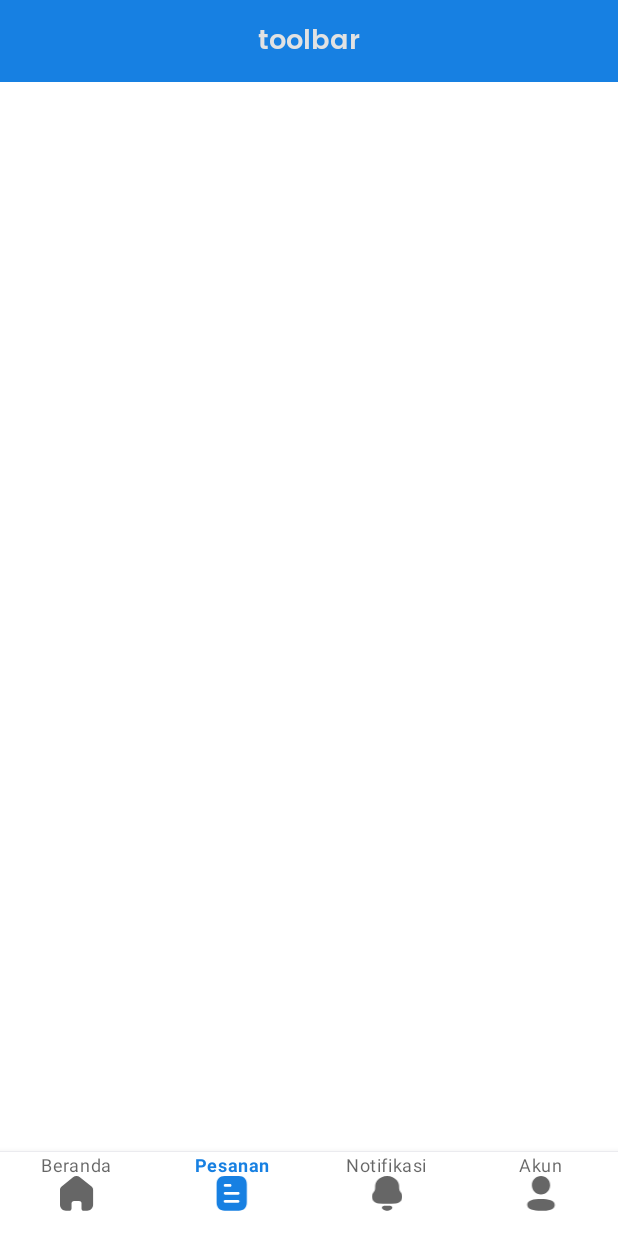
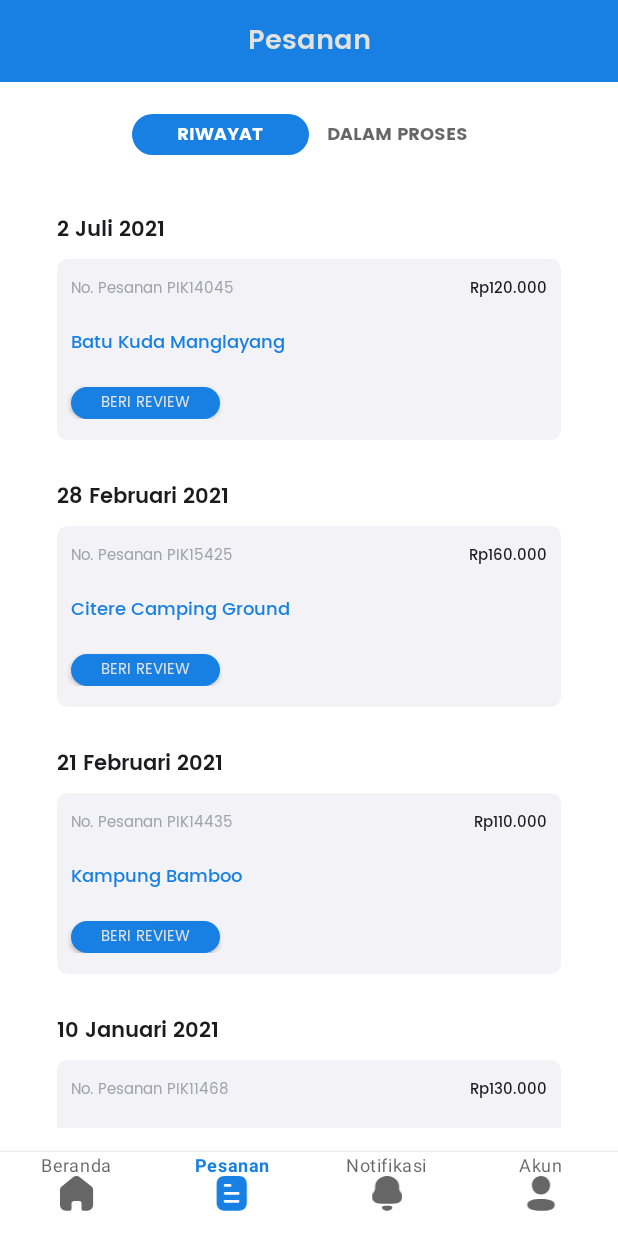
Before and after one commit to mrrezkii/Android-Kotlin-TugasDTS-AppSederhana, an Android app: the PesananFragment screen opened through its navigation route, on a phone screen of 412 x 824 dp. Run offline under Robolectric (Android 15) with nearby library versions, the phone set to English and light mode, and no system bars; our stand-ins replace navigation-ui.

```diff
--- /dev/null
+++ b/app/src/main/java/com/mrrezki/aplikasisederhana/data/model/ArticelModel.kt
@@ -0,0 +1,7 @@
+package com.esdsquad.piknik.data.model
+
+data class ArticelModel(
+    val id: Int,
+    val judul: String,
+    val photo: String
+)
--- /dev/null
+++ b/app/src/main/java/com/mrrezki/aplikasisederhana/data/model/RiwayatModel.kt
@@ -0,0 +1,9 @@
+package com.esdsquad.piknik.data.model
+
+data class RiwayatModel(
+    val id: Int,
+    val tanggal: String,
+    val no_pesanan: String,
+    val harga: String,
+    val wisata: String
+)
--- /dev/null
+++ b/app/src/main/java/com/mrrezki/aplikasisederhana/data/view/adapter/PesananAdapter.kt
@@ -0,0 +1,26 @@
+package com.mrrezki.aplikasisederhana.data.view.adapter
+
+import androidx.fragment.app.Fragment
+import androidx.fragment.app.FragmentManager
+import androidx.lifecycle.Lifecycle
+import androidx.viewpager2.adapter.FragmentStateAdapter
+import com.mrrezki.aplikasisederhana.data.view.fragment.pesanan.DalamPesananFragment
+import com.mrrezki.aplikasisederhana.data.view.fragment.pesanan.RiwayatPesananFragment
+
+class PesananAdapter(
+    fragmentManager: FragmentManager, lifecycle: Lifecycle
+) : FragmentStateAdapter(fragmentManager, lifecycle) {
+
+    private val fragments: ArrayList<Fragment> = arrayListOf(
+        RiwayatPesananFragment(), DalamPesananFragment(),
+    )
+
+    override fun getItemCount(): Int {
+        return fragments.size
+    }
+
+    override fun createFragment(position: Int): Fragment {
+        return fragments[position]
+    }
+
+}
--- /dev/null
+++ b/app/src/main/java/com/mrrezki/aplikasisederhana/data/view/adapter/RiwayatAdapter.kt
@@ -0,0 +1,38 @@
+package com.mrrezki.aplikasisederhana.data.view.adapter
+
+import android.view.LayoutInflater
+import android.view.ViewGroup
+import androidx.recyclerview.widget.RecyclerView
+import com.esdsquad.piknik.data.model.RiwayatModel
+import com.mrrezki.aplikasisederhana.databinding.AdapterListRiwayatBinding
+
+class RiwayatAdapter(
+    var riwayats: ArrayList<RiwayatModel>
+) : RecyclerView.Adapter<RiwayatAdapter.ViewHolder>() {
+
+
+    class ViewHolder(val binding: AdapterListRiwayatBinding) : RecyclerView.ViewHolder(binding.root)
+
+
+    override fun onCreateViewHolder(parent: ViewGroup, viewType: Int) = ViewHolder(
+        AdapterListRiwayatBinding.inflate(LayoutInflater.from(parent.context), parent, false)
+    )
+
+    override fun onBindViewHolder(holder: ViewHolder, position: Int) {
+        val riwayat = riwayats[position]
+        holder.binding.tvTanggal.text = riwayat.tanggal
+        holder.binding.tvNoPesanan.text = riwayat.no_pesanan
+        holder.binding.tvHarga.text = riwayat.harga
+        holder.binding.tvTempat.text = riwayat.wisata
+
+    }
+
+    override fun getItemCount() = riwayats.size
+
+    fun setData(data: List<RiwayatModel>) {
+        riwayats.clear()
+        riwayats.addAll(data)
+        notifyDataSetChanged()
+    }
+
+}
--- a/app/src/main/java/com/mrrezki/aplikasisederhana/data/view/fragment/PesananFragment.kt
+++ b/app/src/main/java/com/mrrezki/aplikasisederhana/data/view/fragment/PesananFragment.kt
@@ -6,7 +6,9 @@ import android.view.View
 import android.view.ViewGroup
 import android.view.WindowManager
 import androidx.fragment.app.Fragment
+import com.google.android.material.tabs.TabLayoutMediator
 import com.mrrezki.aplikasisederhana.R
+import com.mrrezki.aplikasisederhana.data.view.adapter.PesananAdapter
 import com.mrrezki.aplikasisederhana.databinding.FragmentPesananBinding
 
 class PesananFragment : Fragment() {
@@ -19,6 +21,24 @@ class PesananFragment : Fragment() {
     ): View? {
         binding = FragmentPesananBinding.inflate(inflater, container, false)
         return binding.root
+    }
+
+    override fun onViewCreated(view: View, savedInstanceState: Bundle?) {
+        super.onViewCreated(view, savedInstanceState)
+        setupView()
+    }
+
+    private fun setupView() {
+        binding.tvLayoutToolbar.tvToolbar.text = "Pesanan"
+        val tabTitles = arrayListOf("Riwayat", "Dalam Proses")
+        val tabAdapter = PesananAdapter(
+            requireActivity().supportFragmentManager,
+            requireActivity().lifecycle
+        )
+        binding.viewPager.adapter = tabAdapter
+        TabLayoutMediator(binding.tbLayout, binding.viewPager) { tab, position ->
+            tab.text = tabTitles[position]
+        }.attach()
     }
 
     @Suppress("DEPRECATION")
--- /dev/null
+++ b/app/src/main/java/com/mrrezki/aplikasisederhana/data/view/fragment/pesanan/DalamPesananFragment.kt
@@ -0,0 +1,21 @@
+package com.mrrezki.aplikasisederhana.data.view.fragment.pesanan
+
+import android.os.Bundle
+import android.view.LayoutInflater
+import android.view.View
+import android.view.ViewGroup
+import androidx.fragment.app.Fragment
+import com.mrrezki.aplikasisederhana.databinding.FragmentDalamPesananBinding
+
+class DalamPesananFragment : Fragment() {
+
+    private lateinit var binding: FragmentDalamPesananBinding
+
+    override fun onCreateView(
+        inflater: LayoutInflater, container: ViewGroup?,
+        savedInstanceState: Bundle?
+    ): View? {
+        binding = FragmentDalamPesananBinding.inflate(inflater, container, false)
+        return binding.root
+    }
+}
--- /dev/null
+++ b/app/src/main/java/com/mrrezki/aplikasisederhana/data/view/fragment/pesanan/RiwayatPesananFragment.kt
@@ -0,0 +1,84 @@
+package com.mrrezki.aplikasisederhana.data.view.fragment.pesanan
+
+import android.os.Bundle
+import android.view.LayoutInflater
+import android.view.View
+import android.view.ViewGroup
+import androidx.fragment.app.Fragment
+import com.esdsquad.piknik.data.model.RiwayatModel
+import com.mrrezki.aplikasisederhana.data.view.adapter.RiwayatAdapter
+import com.mrrezki.aplikasisederhana.databinding.FragmentRiwayatPesananBinding
+
+class RiwayatPesananFragment : Fragment() {
+
+    private lateinit var binding: FragmentRiwayatPesananBinding
+    private lateinit var adapter: RiwayatAdapter
+
+
+    override fun onCreateView(
+        inflater: LayoutInflater, container: ViewGroup?,
+        savedInstanceState: Bundle?
+    ): View? {
+        binding = FragmentRiwayatPesananBinding.inflate(inflater, container, false)
+        return binding.root
+    }
+
+    override fun onViewCreated(view: View, savedInstanceState: Bundle?) {
+        super.onViewCreated(view, savedInstanceState)
+        setupView()
+    }
+
+    private fun setupView() {
+        val listAdapter: ArrayList<RiwayatModel> = ArrayList()
+        listAdapter.add(
+            RiwayatModel(
+                1,
+                "2 Juli 2021",
+                "No. Pesanan PIK14045",
+                "Rp120.000",
+                "Batu Kuda Manglayang"
+            )
+        )
+        listAdapter.add(
+            RiwayatModel(
+                2,
+                "28 Februari 2021",
+                "No. Pesanan PIK15425",
+                "Rp160.000",
+                "Citere Camping Ground"
+            )
+        )
+        listAdapter.add(
+            RiwayatModel(
+                3,
+                "21 Februari 2021",
+                "No. Pesanan PIK14435",
+                "Rp110.000",
+                "Kampung Bamboo"
+            )
+        )
+        listAdapter.add(
+            RiwayatModel(
+                4,
+                "10 Januari 2021",
+                "No. Pesanan PIK11468",
+                "Rp130.000",
+                "Turangga Outbond & Camp"
+            )
+        )
+        listAdapter.add(
+            RiwayatModel(
+                5,
+                "1 Januari 2021",
+                "No. Pesanan PIK1754",
+                "Rp190.000",
+                "Rancauppas Campground"
+            )
+        )
+
+        adapter = RiwayatAdapter(listAdapter)
+        binding.listRiwayat.adapter = adapter
+    }
+
+
+}
--- /dev/null
+++ b/app/src/main/res/drawable/buttonreview_rounded_corner.xml
@@ -0,0 +1,6 @@
+<?xml version="1.0" encoding="utf-8"?>
+<shape xmlns:android="http://schemas.android.com/apk/res/android"
+    android:shape="rectangle">
+    <solid android:color="@color/colorPrimary" />
+    <corners android:radius="200dp" />
+</shape>
--- /dev/null
+++ b/app/src/main/res/layout/adapter_list_riwayat.xml
@@ -0,0 +1,97 @@
+<?xml version="1.0" encoding="utf-8"?>
+<androidx.constraintlayout.widget.ConstraintLayout xmlns:android="http://schemas.android.com/apk/res/android"
+    xmlns:app="http://schemas.android.com/apk/res-auto"
+    android:layout_width="match_parent"
+    android:layout_height="wrap_content"
+    android:paddingBottom="16dp">
+
+    <androidx.appcompat.widget.AppCompatTextView
+        android:id="@+id/tvTanggal"
+        android:layout_width="wrap_content"
+        android:layout_height="wrap_content"
+        android:layout_marginStart="10dp"
+        android:layout_marginTop="10dp"
+        android:text="Juli 2021"
+        android:textColor="@color/colorBlack"
+        android:textSize="14sp"
+        app:fontFamily="@font/poppins_semibold"
+        app:layout_constraintStart_toStartOf="parent"
+        app:layout_constraintTop_toTopOf="parent" />
+
+    <androidx.cardview.widget.CardView
+        android:layout_width="match_parent"
+        android:layout_height="match_parent"
+        android:layout_marginHorizontal="10dp"
+        android:layout_marginTop="7dp"
+        app:cardCornerRadius="7dp"
+        app:cardElevation="0dp"
+        app:layout_constraintEnd_toEndOf="parent"
+        app:layout_constraintStart_toStartOf="parent"
+        app:layout_constraintTop_toBottomOf="@+id/tvTanggal">
+
+        <androidx.constraintlayout.widget.ConstraintLayout
+            android:layout_width="match_parent"
+            android:layout_height="wrap_content"
+            android:background="@color/colorBackground"
+            android:paddingBottom="14dp">
+
+            <androidx.appcompat.widget.AppCompatTextView
+                android:id="@+id/tvNoPesanan"
+                android:layout_width="wrap_content"
+                android:layout_height="wrap_content"
+                android:layout_marginStart="9dp"
+                android:layout_marginTop="11dp"
+                android:fontFamily="@font/poppins"
+                android:text="No. Pesanan PIK14045"
+                android:textColor="@color/colorGrey"
+                android:textSize="10sp"
+                app:layout_constraintStart_toStartOf="parent"
+                app:layout_constraintTop_toTopOf="parent" />
+
+            <androidx.appcompat.widget.AppCompatTextView
+                android:id="@+id/tvHarga"
+                android:layout_width="wrap_content"
+                android:layout_height="wrap_content"
+                android:layout_marginTop="11dp"
+                android:layout_marginEnd="9dp"
+                android:fontFamily="@font/poppins_medium"
+                android:text="Rp150.000"
+                android:textColor="@color/colorBlack"
+                android:textSize="10sp"
+                app:layout_constraintEnd_toEndOf="parent"
+                app:layout_constraintTop_toTopOf="parent" />
+
+            <androidx.appcompat.widget.AppCompatTextView
+                android:id="@+id/tvTempat"
+                android:layout_width="wrap_content"
+                android:layout_height="wrap_content"
+                android:layout_marginStart="9dp"
+                android:layout_marginTop="17dp"
+                android:fontFamily="@font/poppins_medium"
+                android:text="Batu Kuda Manglayang"
+                android:textColor="@color/colorPrimary"
+                android:textSize="12sp"
+                app:layout_constraintStart_toStartOf="parent"
+                app:layout_constraintTop_toBottomOf="@+id/tvNoPesanan" />
+
+            <androidx.appcompat.widget.AppCompatButton
+                android:id="@+id/btnReview"
+                android:layout_width="99dp"
+                android:layout_height="21dp"
+                android:layout_marginStart="9dp"
+                android:layout_marginTop="19dp"
+                android:background="@drawable/buttonreview_rounded_corner"
+                android:fontFamily="@font/poppins"
+                android:text="Beri Review"
+                android:textColor="@color/colorWhite"
+                android:textSize="10sp"
+                app:layout_constraintStart_toStartOf="parent"
+                app:layout_constraintTop_toBottomOf="@+id/tvTempat" />
+
+
+        </androidx.constraintlayout.widget.ConstraintLayout>
+
+    </androidx.cardview.widget.CardView>
+
+
+</androidx.constraintlayout.widget.ConstraintLayout>
--- /dev/null
+++ b/app/src/main/res/layout/fragment_dalam_pesanan.xml
@@ -0,0 +1,8 @@
+<?xml version="1.0" encoding="utf-8"?>
+<FrameLayout xmlns:android="http://schemas.android.com/apk/res/android"
+    xmlns:tools="http://schemas.android.com/tools"
+    android:layout_width="match_parent"
+    android:layout_height="match_parent"
+    tools:context=".data.view.fragment.pesanan.DalamPesananFragment">
+
+</FrameLayout>
--- /dev/null
+++ b/app/src/main/res/layout/fragment_riwayat_pesanan.xml
@@ -0,0 +1,19 @@
+<?xml version="1.0" encoding="utf-8"?>
+<androidx.constraintlayout.widget.ConstraintLayout xmlns:android="http://schemas.android.com/apk/res/android"
+    xmlns:app="http://schemas.android.com/apk/res-auto"
+    xmlns:tools="http://schemas.android.com/tools"
+    android:layout_width="match_parent"
+    android:layout_height="match_parent">
+
+    <androidx.recyclerview.widget.RecyclerView
+        android:id="@+id/list_riwayat"
+        android:layout_width="match_parent"
+        android:layout_height="wrap_content"
+        android:layout_margin="28dp"
+        android:paddingBottom="100dp"
+        app:layoutManager="androidx.recyclerview.widget.LinearLayoutManager"
+        app:layout_constraintTop_toTopOf="parent"
+        tools:layout_editor_absoluteX="28dp"
+        tools:listitem="@layout/adapter_list_riwayat" />
+
+</androidx.constraintlayout.widget.ConstraintLayout>
```
Also changed, not shown: app/src/main/res/drawable/ic_home_active.xml (renamed from app/src/main/res/drawable-xxxhdpi/ic_home_active.xml), app/src/main/res/drawable/ic_list_active.xml (renamed from app/src/main/res/drawable-xxxhdpi/ic_list_active.xml), app/src/main/res/drawable/ic_notification_active.xml (renamed from app/src/main/res/drawable-xxxhdpi/ic_notification_active.xml), app/src/main/res/drawable/ic_profile_active.xml (renamed from app/src/main/res/drawable-xxxhdpi/ic_profile_active.xml).
